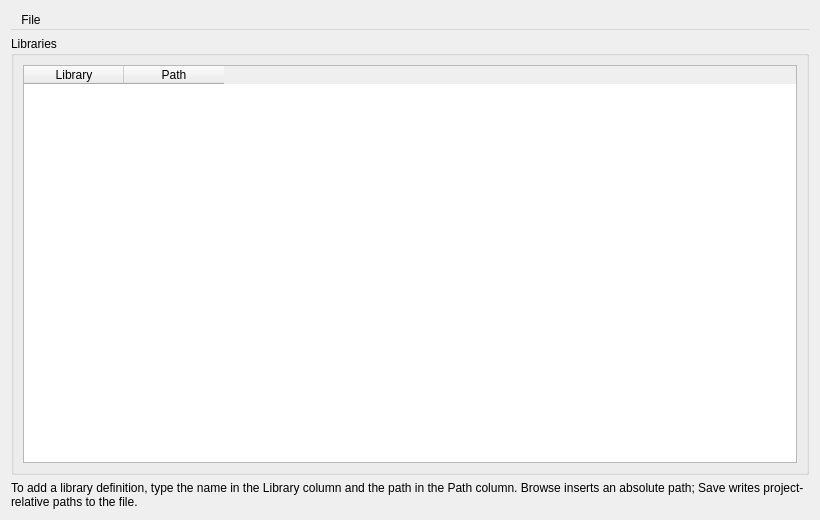
Above: src/projecteditor.ui from IHP-GmbH/LibMan before the change. Below: the same form after it.
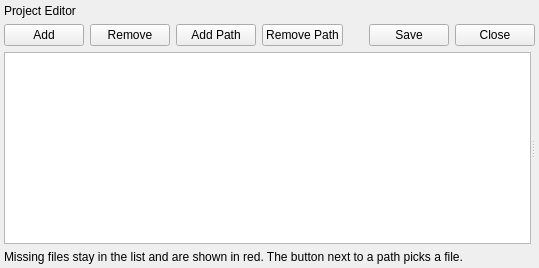
That is the form after the change.

Commit message:
Show missing project paths in a Project Editor pane.
File > Project Editor edits the .projects file in the main splitter and keeps defines whose files are not on disk.

Diff of the .ui file:
```diff
--- a/src/projecteditor.ui
+++ b/src/projecteditor.ui
@@ -1,69 +1,129 @@
 <?xml version="1.0" encoding="UTF-8"?>
 <ui version="4.0">
  <class>ProjectEditor</class>
- <widget class="QDialog" name="ProjectEditor">
-  <property name="geometry">
-   <rect>
-    <x>0</x>
-    <y>0</y>
-    <width>820</width>
-    <height>520</height>
-   </rect>
-  </property>
-  <property name="windowTitle">
-   <string>Project Editor</string>
-  </property>
+ <widget class="QWidget" name="ProjectEditor">
   <layout class="QVBoxLayout" name="verticalLayout">
+   <property name="leftMargin">
+    <number>4</number>
+   </property>
+   <property name="topMargin">
+    <number>4</number>
+   </property>
+   <property name="rightMargin">
+    <number>4</number>
+   </property>
+   <property name="bottomMargin">
+    <number>4</number>
+   </property>
    <item>
-    <widget class="QMenuBar" name="menuBar">
-     <widget class="QMenu" name="menuFile">
-      <property name="title">
-       <string>File</string>
+    <widget class="QLabel" name="labelTitle">
+     <property name="text">
+      <string>Project Editor</string>
+     </property>
+     <property name="alignment">
+      <set>Qt::AlignLeft|Qt::AlignVCenter</set>
+     </property>
+    </widget>
+   </item>
+   <item>
+    <layout class="QHBoxLayout" name="toolbar">
+     <item>
+      <widget class="QPushButton" name="btnAddLibrary">
+       <property name="text">
+        <string>Add</string>
+       </property>
+      </widget>
+     </item>
+     <item>
+      <widget class="QPushButton" name="btnRemoveLibrary">
+       <property name="text">
+        <string>Remove</string>
+       </property>
+      </widget>
+     </item>
+     <item>
+      <widget class="QPushButton" name="btnAddPath">
+       <property name="text">
+        <string>Add Path</string>
+       </property>
+      </widget>
+     </item>
+     <item>
+      <widget class="QPushButton" name="btnRemovePath">
+       <property name="text">
+        <string>Remove Path</string>
+       </property>
+      </widget>
+     </item>
+     <item>
+      <spacer name="toolbarSpacer">
+       <property name="orientation">
+        <enum>Qt::Horizontal</enum>
+       </property>
+       <property name="sizeHint" stdset="0">
+        <size>
+         <width>20</width>
+         <height>20</height>
+        </size>
+       </property>
+      </spacer>
+     </item>
+     <item>
+      <widget class="QPushButton" name="btnSave">
+       <property name="text">
+        <string>Save</string>
+       </property>
+      </widget>
+     </item>
+     <item>
+      <widget class="QPushButton" name="btnClose">
+       <property name="text">
+        <string>Close</string>
+       </property>
+      </widget>
+     </item>
+    </layout>
+   </item>
+   <item>
+    <widget class="QSplitter" name="editorSplitter">
+     <property name="orientation">
+      <enum>Qt::Horizontal</enum>
+     </property>
+     <property name="childrenCollapsible">
+      <bool>false</bool>
+     </property>
+     <widget class="QTreeWidget" name="libraryTree">
+      <property name="headerHidden">
+       <bool>true</bool>
       </property>
-      <addaction name="actionSave"/>
-      <addaction name="actionSaveAs"/>
-      <addaction name="separator"/>
-      <addaction name="actionClose"/>
+      <column>
+       <property name="text">
+        <string>Library</string>
+       </property>
+      </column>
      </widget>
-     <addaction name="menuFile"/>
-    </widget>
-   </item>
-   <item>
-    <widget class="QGroupBox" name="groupLibraries">
-     <property name="title">
-      <string>Libraries</string>
-     </property>
-     <layout class="QVBoxLayout" name="librariesLayout">
-      <item>
-       <widget class="QTableWidget" name="tableEntries">
-        <property name="selectionBehavior">
-         <enum>QAbstractItemView::SelectRows</enum>
-        </property>
-        <property name="selectionMode">
-         <enum>QAbstractItemView::ExtendedSelection</enum>
-        </property>
-        <property name="contextMenuPolicy">
-         <enum>Qt::CustomContextMenu</enum>
-        </property>
-        <column>
-         <property name="text">
-          <string>Library</string>
-         </property>
-        </column>
-        <column>
-         <property name="text">
-          <string>Path</string>
-         </property>
-        </column>
-       </widget>
-      </item>
-     </layout>
+     <widget class="QWidget" name="browserHost" native="true">
+      <layout class="QVBoxLayout" name="browserLayout">
+       <property name="leftMargin">
+        <number>0</number>
+       </property>
+       <property name="topMargin">
+        <number>0</number>
+       </property>
+       <property name="rightMargin">
+        <number>0</number>
+       </property>
+       <property name="bottomMargin">
+        <number>0</number>
+       </property>
+      </layout>
+     </widget>
     </widget>
    </item>
    <item>
     <widget class="QLabel" name="labelHelp">
      <property name="text">
-      <string>To add a library definition, type the name in the Library column and the path in the Path column. Browse inserts an absolute path; Save writes project-relative paths to the file.</string>
+      <string>Missing files stay in the list and are shown in red. The button next to a path picks a file.</string>
      </property>
      <property name="wordWrap">
       <bool>true</bool>
```
Left out of the diff: 21 changed lines with no effect on the pictures. The commit also changes 6 other files.
